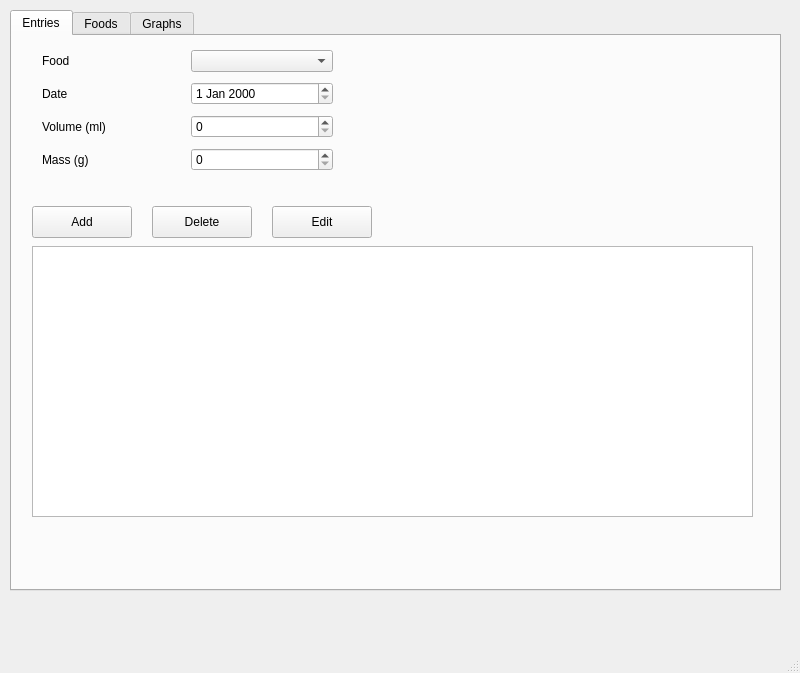
Qt form src/mainwindow.ui (MaGnaFlo/MacroCount) before a commit.
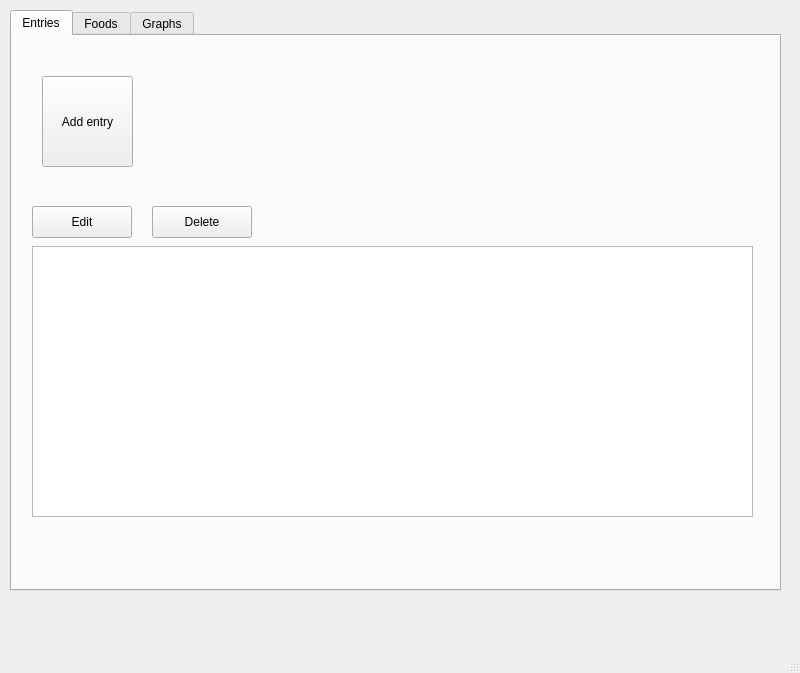
The same form after that commit. Custom widgets are drawn as their Qt base class.

Commit message: new add entry widget similar to the one for food

```diff
--- a/src/mainwindow.ui
+++ b/src/mainwindow.ui
@@ -33,14 +33,14 @@
      <widget class="QPushButton" name="btnAddEntry">
       <property name="geometry">
        <rect>
-        <x>20</x>
-        <y>170</y>
-        <width>100</width>
-        <height>32</height>
+        <x>30</x>
+        <y>40</y>
+        <width>91</width>
+        <height>91</height>
        </rect>
       </property>
       <property name="text">
-       <string>Add</string>
+       <string>Add entry</string>
       </property>
      </widget>
      <widget class="QPushButton" name="btnDeleteEntry">
@@ -59,7 +59,7 @@
      <widget class="QPushButton" name="btnEditEntry">
       <property name="geometry">
        <rect>
-        <x>260</x>
+        <x>20</x>
         <y>170</y>
         <width>100</width>
         <height>32</height>
@@ -79,74 +79,6 @@
        </rect>
       </property>
      </widget>
-     <widget class="QWidget" name="verticalLayoutWidget">
-      <property name="geometry">
-       <rect>
-        <x>30</x>
-        <y>10</y>
-        <width>291</width>
-        <height>133</height>
-       </rect>
-      </property>
-      <layout class="QVBoxLayout" name="verticalLayout">
-       <item>
-        <layout class="QHBoxLayout" name="horizontalLayout_3">
-         <item>
-          <widget class="QLabel" name="lblFood">
-           <property name="text">
-            <string>Food</string>
-           </property>
-          </widget>
-         </item>
-         <item>
-          <widget class="QComboBox" name="cbFood"/>
-         </item>
-        </layout>
-       </item>
-       <item>
-        <layout class="QHBoxLayout" name="horizontalLayout_4">
-         <item>
-          <widget class="QLabel" name="lblDate">
-           <property name="text">
-            <string>Date</string>
-           </property>
-          </widget>
-         </item>
-         <item>
-          <widget class="QDateEdit" name="editDate"/>
-         </item>
-        </layout>
-       </item>
-       <item>
-        <layout class="QHBoxLayout" name="horizontalLayout_5">
-         <item>
-          <widget class="QLabel" name="lblVolume">
-           <property name="text">
-            <string>Volume (ml)</string>
-           </property>
-          </widget>
-         </item>
-         <item>
-          <widget class="QSpinBox" name="spinVolume"/>
-         </item>
-        </layout>
-       </item>
-       <item>
-        <layout class="QHBoxLayout" name="horizontalLayout_2">
-         <item>
-          <widget class="QLabel" name="lblMass">
-           <property name="text">
-            <string>Mass (g)</string>
-           </property>
-          </widget>
-         </item>
-         <item>
-          <widget class="QSpinBox" name="spinMass"/>
-         </item>
-        </layout>
-       </item>
-      </layout>
-     </widget>
     </widget>
     <widget class="QWidget" name="foodTab">
      <attribute name="title">
```
The commit also changes 11 other files.
